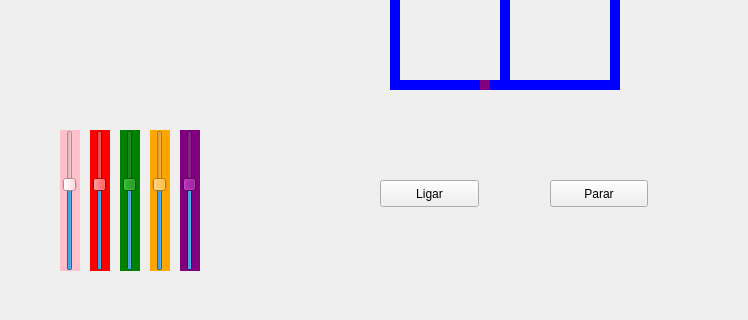
First picture: the form in trem_deadlock/mainwindow.ui, repository franklaercio/operating-systems, before the edit; both pictures show x 0 to 748 and y 207 to 527 of the 1020 by 527 pixel window.
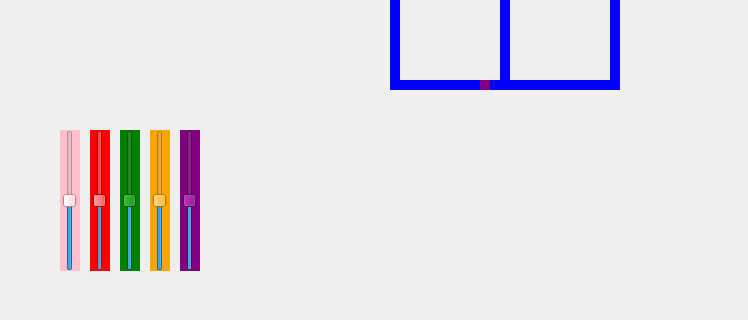
Second picture: the form after the edit.

```diff
--- a/trem_deadlock/mainwindow.ui
+++ b/trem_deadlock/mainwindow.ui
@@ -65,32 +65,6 @@
      <string/>
     </property>
    </widget>
-   <widget class="QPushButton" name="pushButton">
-    <property name="geometry">
-     <rect>
-      <x>380</x>
-      <y>370</y>
-      <width>99</width>
-      <height>27</height>
-     </rect>
-    </property>
-    <property name="text">
-     <string>Ligar</string>
-    </property>
-   </widget>
-   <widget class="QPushButton" name="pushButton_2">
-    <property name="geometry">
-     <rect>
-      <x>550</x>
-      <y>370</y>
-      <width>98</width>
-      <height>27</height>
-     </rect>
-    </property>
-    <property name="text">
-     <string>Parar</string>
-    </property>
-   </widget>
    <widget class="QLabel" name="label_trem2">
     <property name="geometry">
      <rect>
@@ -120,7 +94,7 @@
      <string notr="true">QSlider { background: pink}</string>
     </property>
     <property name="maximum">
-     <number>160</number>
+     <number>200</number>
     </property>
     <property name="value">
      <number>100</number>
@@ -142,7 +116,7 @@
      <string notr="true">QSlider { background: red}</string>
     </property>
     <property name="maximum">
-     <number>160</number>
+     <number>200</number>
     </property>
     <property name="value">
      <number>100</number>
@@ -164,7 +138,7 @@
      <string notr="true">QSlider { background: green}</string>
     </property>
     <property name="maximum">
-     <number>160</number>
+     <number>200</number>
     </property>
     <property name="pageStep">
      <number>10</number>
@@ -189,7 +163,7 @@
      <string notr="true">QSlider { background: orange}</string>
     </property>
     <property name="maximum">
-     <number>160</number>
+     <number>200</number>
     </property>
     <property name="value">
      <number>100</number>
@@ -211,7 +185,7 @@
      <string notr="true">QSlider { background: purple}</string>
     </property>
     <property name="maximum">
-     <number>160</number>
+     <number>200</number>
     </property>
     <property name="value">
      <number>100</number>
```
Left out of the diff: 2 changed lines with no effect on the pictures.
